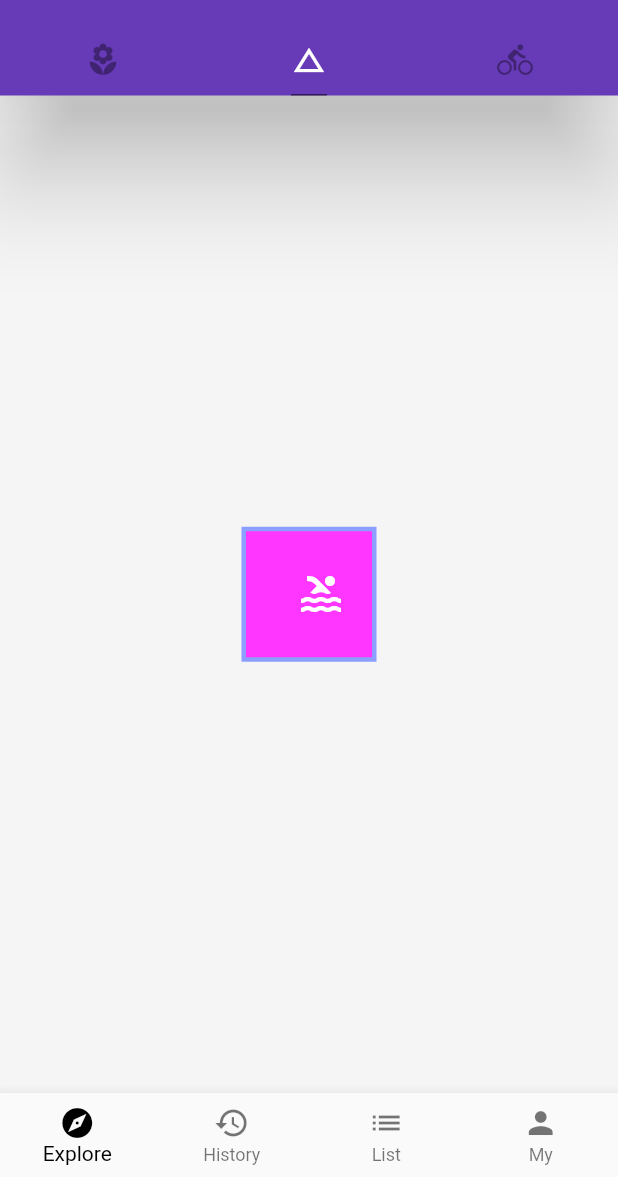
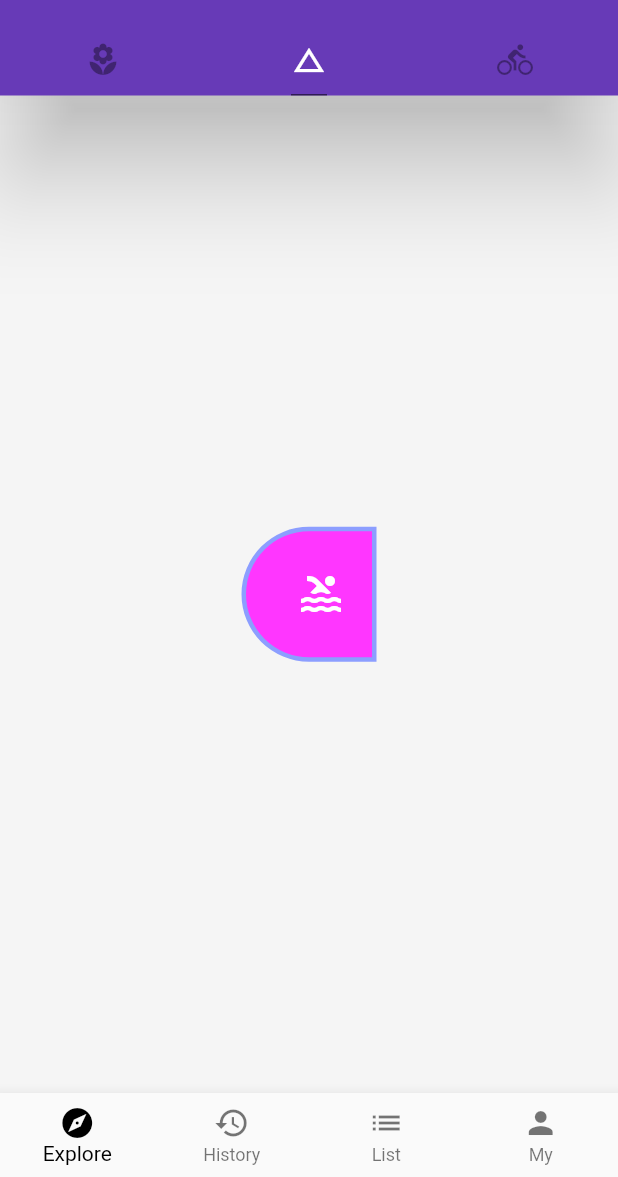
Before and after one commit to skylarsusu/susu_flutter, a Flutter app: the screen it shows after launch, tab 2 chosen, on a phone screen of 412 x 824 dp, the part 59-1236 px from its top. Run offline on Flutter 3.47's test engine with Material 2 defaults, Android fonts, the phone set to English and light mode, and no system bars; network calls fail.

Commit message:
装饰器圆角

```diff
--- a/lib/Demo/BasicDemo.dart
+++ b/lib/Demo/BasicDemo.dart
@@ -23,7 +23,14 @@ class BasicDemo extends StatelessWidget {
                 color: Colors.indigoAccent[100],
                 width: 3.0,
                 style: BorderStyle.solid,
+              ),
+              // borderRadius: BorderRadius.circular(16.0),//四角都是圆角
+              borderRadius: BorderRadius.only(
+                topLeft: Radius.circular(64.0),
+                bottomLeft: Radius.circular(64.0),
+
               )
+
             ),
           )
         ],
```
